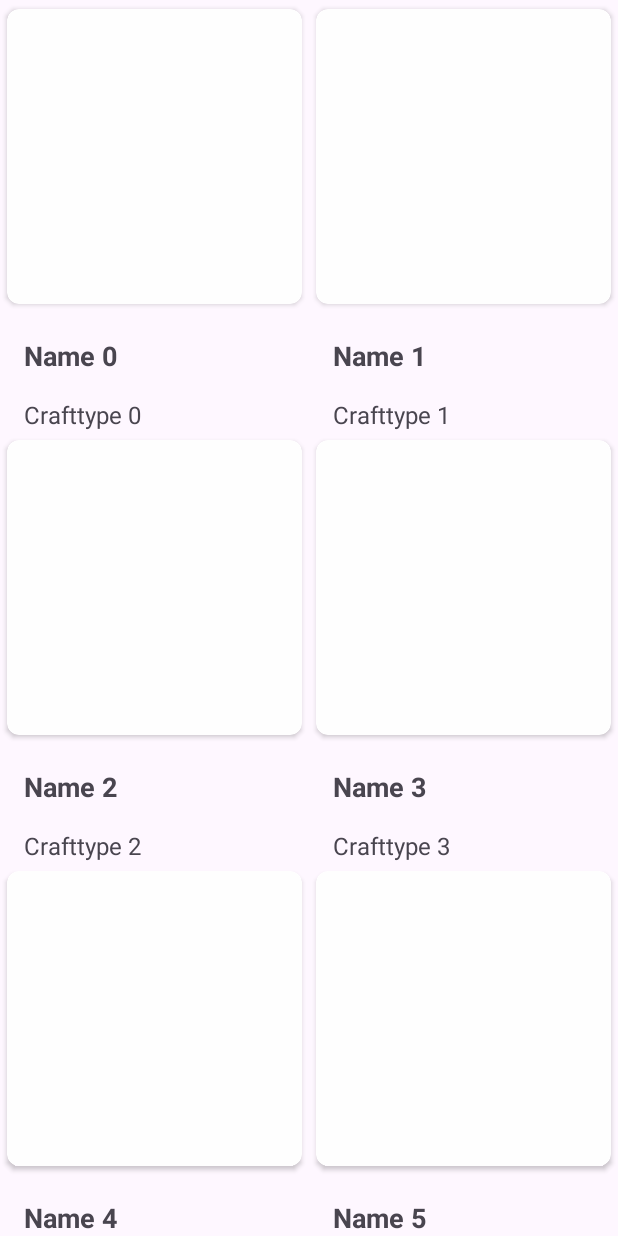
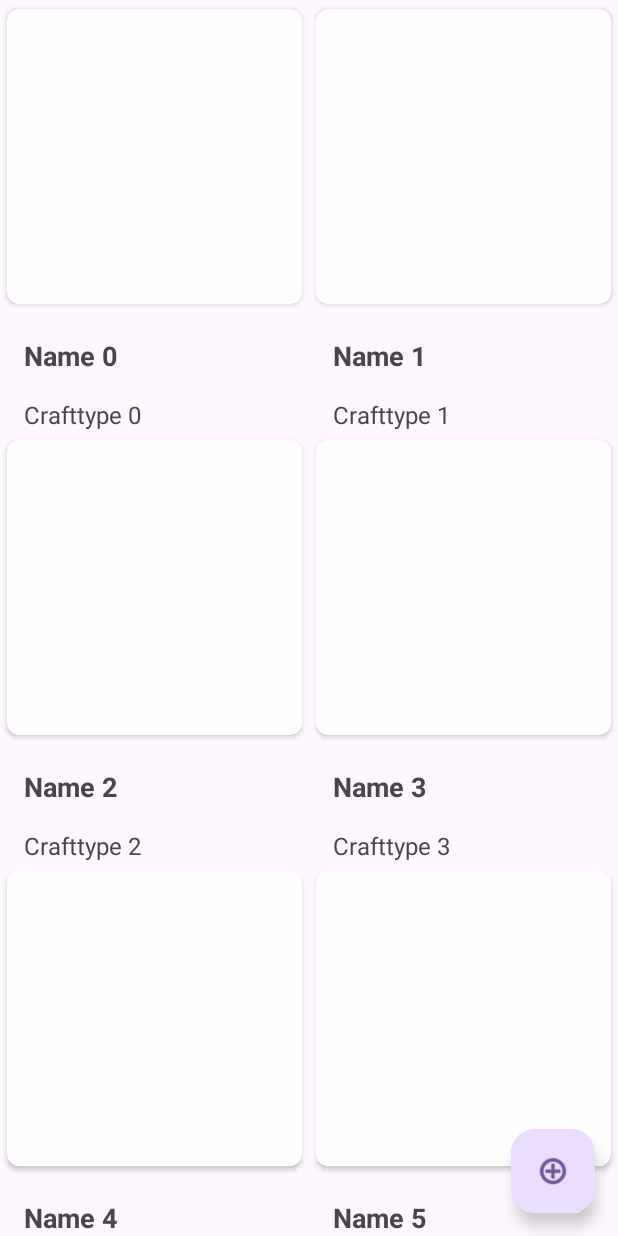
Before and after one commit to Darkly2/Craftwork, an Android app: the screen it shows after launch (MainActivity), on a phone screen of 412 x 824 dp. Run offline under Robolectric (Android 15) with nearby library versions, the phone set to English and light mode, and no system bars.

Commit message:
Added FAB to main activity

```diff
--- a/app/src/main/java/com/example/craftwork/presentation/CraftItemActivity.kt
+++ b/app/src/main/java/com/example/craftwork/presentation/CraftItemActivity.kt
@@ -8,5 +8,6 @@ class CraftItemActivity : AppCompatActivity() {
     override fun onCreate(savedInstanceState: Bundle?) {
         super.onCreate(savedInstanceState)
         setContentView(R.layout.activity_craft_item)
+
     }
 }
--- a/app/src/main/java/com/example/craftwork/presentation/CraftItemViewModel.kt
+++ b/app/src/main/java/com/example/craftwork/presentation/CraftItemViewModel.kt
@@ -82,7 +82,6 @@ class CraftItemViewModel(application: Application) : AndroidViewModel(applicatio
                 finishWork()
             }
         }
-
     }
 
     private fun parseInput(input: String?): String {
--- a/app/src/main/java/com/example/craftwork/presentation/MainActivity.kt
+++ b/app/src/main/java/com/example/craftwork/presentation/MainActivity.kt
@@ -26,7 +26,7 @@ class MainActivity : AppCompatActivity() {
         }
 
 
-        val recyclerView = binding.root
+        val recyclerView = binding.craftItemRWAdapter
         recyclerView.adapter = craftItemAdapter
     }
 
--- a/app/src/main/res/layout/activity_main.xml
+++ b/app/src/main/res/layout/activity_main.xml
@@ -1,10 +1,32 @@
 <?xml version="1.0" encoding="utf-8"?>
-<androidx.recyclerview.widget.RecyclerView xmlns:android="http://schemas.android.com/apk/res/android"
+<androidx.constraintlayout.widget.ConstraintLayout
+    android:layout_width="match_parent"
+    android:layout_height="match_parent"
     xmlns:app="http://schemas.android.com/apk/res-auto"
     xmlns:tools="http://schemas.android.com/tools"
+    xmlns:android="http://schemas.android.com/apk/res/android">
+
+    <androidx.recyclerview.widget.RecyclerView
+        android:id="@+id/craftItemRWAdapter"
         android:layout_width="match_parent"
         android:layout_height="match_parent"
+        app:layout_constraintTop_toTopOf="parent"
+        app:layout_constraintStart_toStartOf="parent"
         app:layoutManager="androidx.recyclerview.widget.GridLayoutManager"
         app:spanCount="2"
         tools:listitem="@layout/craft_item"
         tools:context=".presentation.MainActivity"/>
+
+    <com.google.android.material.floatingactionbutton.FloatingActionButton
+        android:id="@+id/floatingActionButton"
+        android:layout_width="wrap_content"
+        android:layout_height="wrap_content"
+        app:srcCompat="@android:drawable/ic_menu_add"
+        app:layout_constraintEnd_toEndOf="parent"
+        app:layout_constraintBottom_toBottomOf="parent"
+        android:layout_margin="15dp"
+        tools:ignore="MissingConstraints"
+        android:contentDescription="TODO" />
+
+
+</androidx.constraintlayout.widget.ConstraintLayout>
```
Lines whose indentation alone changed are shown as unchanged.
